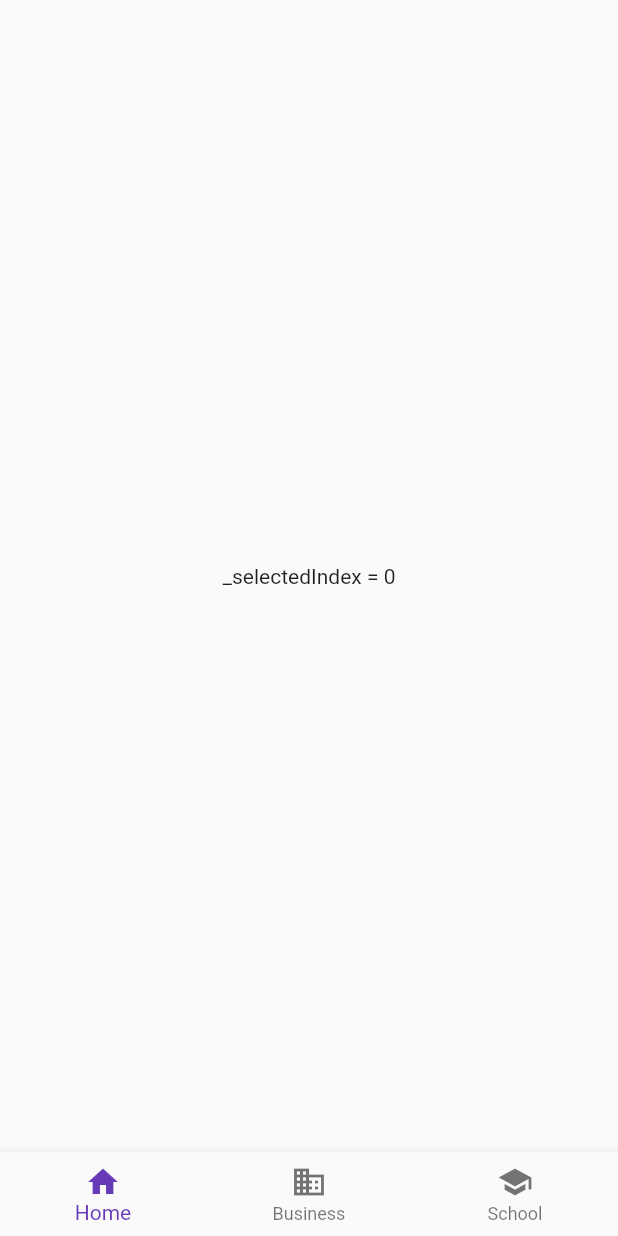
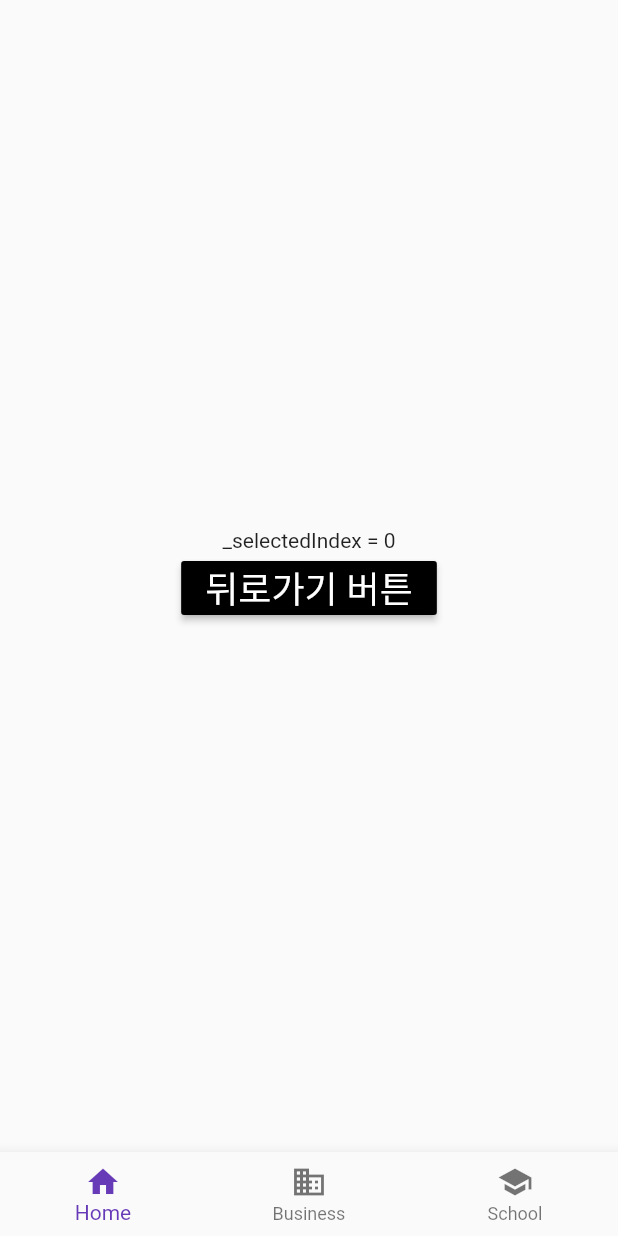
Before and after one commit to JooOwl/Flutter_My_Study, a Flutter app: the TabPageMain screen opened directly, on a phone screen of 412 x 824 dp. Run offline on Flutter 3.47's test engine with Material 2 defaults, Android fonts, the phone set to English and light mode, and no system bars; our stand-ins replace contacts_service, geolocator, permission_handler.

```diff
--- a/samplecode/lib/TapPage.dart
+++ b/samplecode/lib/TapPage.dart
@@ -1,4 +1,3 @@
-
 import 'package:flutter/material.dart';
 
 class TabPageMain extends StatefulWidget {
@@ -17,18 +16,37 @@ class _TabPageState extends State<TabPageMain> {
         bottom: false,
         child: Scaffold(
           body: Center(
-            child: Text('_selectedIndex = $_selectedIndex'),
+            child: Column(
+              mainAxisAlignment: MainAxisAlignment.center,
+              children: <Widget>[
+                Text('_selectedIndex = $_selectedIndex'),
+                RaisedButton(
+                  child: Text(
+                    "뒤로가기 버튼",
+                    style: TextStyle(fontSize: 24),
+                  ),
+                  color: Colors.black,
+                  textColor: Colors.white,
+                  onPressed: () => Navigator.of(context).pop(),
+                ),
+              ],
+            ),
           ),
           bottomNavigationBar: BottomNavigationBar(
             items: <BottomNavigationBarItem>[
-              BottomNavigationBarItem(icon: Icon(Icons.home), title: Text('Home')),
-              BottomNavigationBarItem(icon: Icon(Icons.business), title: Text('Business')),
-              BottomNavigationBarItem(icon: Icon(Icons.school), title: Text('School')),
+              BottomNavigationBarItem(
+                  icon: Icon(Icons.home), title: Text('Home')),
+              BottomNavigationBarItem(
+                  icon: Icon(Icons.business), title: Text('Business')),
+              BottomNavigationBarItem(
+                  icon: Icon(Icons.school), title: Text('School')),
             ],
             currentIndex: _selectedIndex,
             fixedColor: Colors.deepPurple,
             onTap: (int index) {
-              setState(() { _selectedIndex = index; });
+              setState(() {
+                _selectedIndex = index;
+              });
             },
           ),
         ),
```
Also changed, not shown: samplecode/lib/TextFieldClass.dart (added, +80 -0 lines), samplecode/lib/main.dart (+9 -0 lines).
